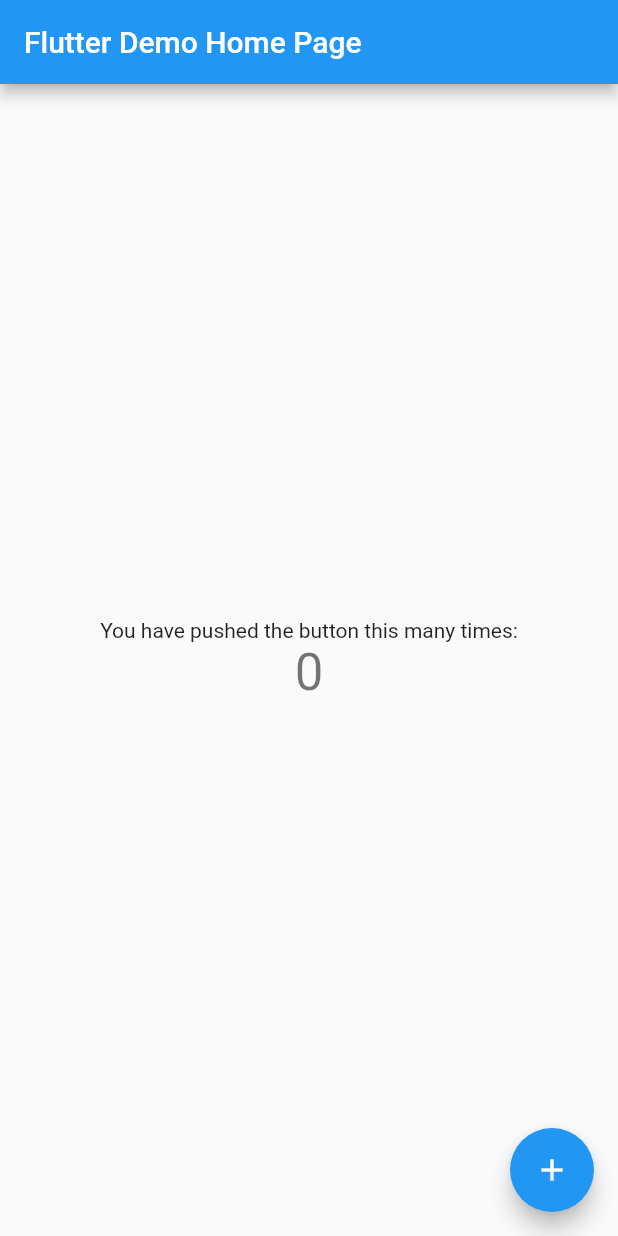
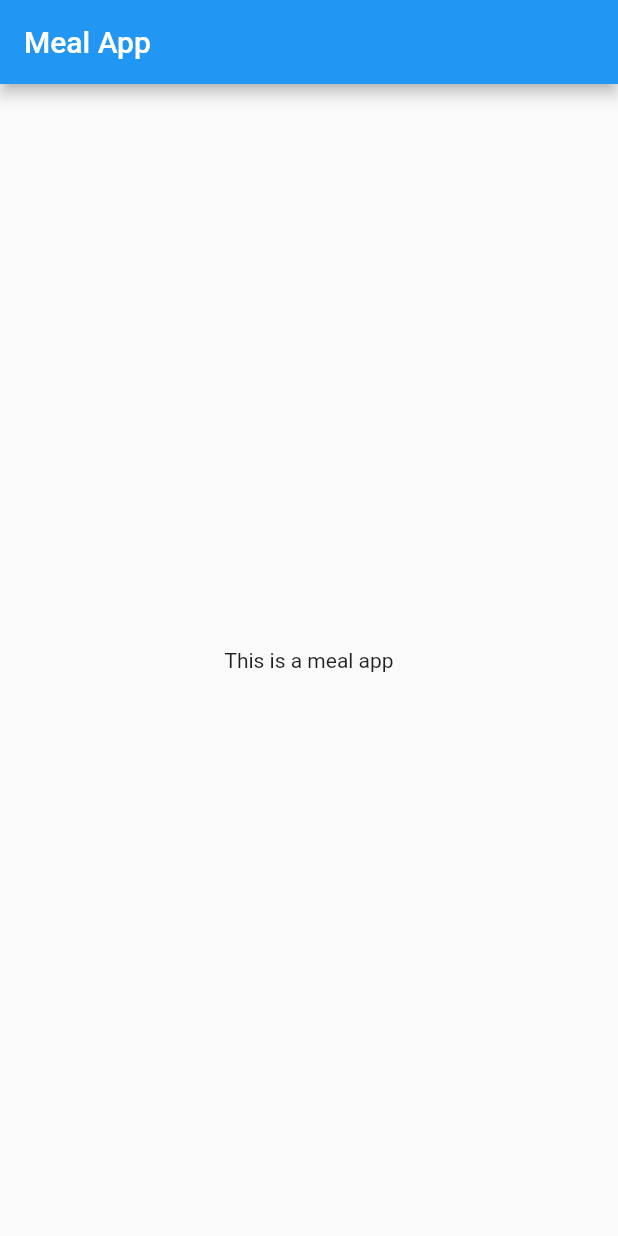
Before and after one commit to flamingdarts/flutter-meal-app, a Flutter app: the screen it shows after launch, on a phone screen of 412 x 824 dp. Run offline on Flutter 3.47's test engine with Material 2 defaults, Android fonts, the phone set to English and light mode, and no system bars.

```diff
--- a/lib/main.dart
+++ b/lib/main.dart
@@ -9,40 +9,18 @@ class MyApp extends StatelessWidget {
   @override
   Widget build(BuildContext context) {
     return MaterialApp(
-      title: 'Flutter Demo',
+      title: 'Meal App',
       theme: ThemeData(
-        // This is the theme of your application.
-        //
-        // Try running your application with "flutter run". You'll see the
-        // application has a blue toolbar. Then, without quitting the app, try
-        // changing the primarySwatch below to Colors.green and then invoke
-        // "hot reload" (press "r" in the console where you ran "flutter run",
-        // or simply save your changes to "hot reload" in a Flutter IDE).
-        // Notice that the counter didn't reset back to zero; the application
-        // is not restarted.
         primarySwatch: Colors.blue,
-        // This makes the visual density adapt to the platform that you run
-        // the app on. For desktop platforms, the controls will be smaller and
-        // closer together (more dense) than on mobile platforms.
         visualDensity: VisualDensity.adaptivePlatformDensity,
       ),
-      home: MyHomePage(title: 'Flutter Demo Home Page'),
+      home: MyHomePage(title: 'Meal App'),
     );
   }
 }
 
 class MyHomePage extends StatefulWidget {
   MyHomePage({Key key, this.title}) : super(key: key);
-
-  // This widget is the home page of your application. It is stateful, meaning
-  // that it has a State object (defined below) that contains fields that affect
-  // how it looks.
-
-  // This class is the configuration for the state. It holds the values (in this
-  // case the title) provided by the parent (in this case the App widget) and
-  // used by the build method of the State. Fields in a Widget subclass are
-  // always marked "final".
-
   final String title;
 
   @override
@@ -50,68 +28,15 @@ class MyHomePage extends StatefulWidget {
 }
 
 class _MyHomePageState extends State<MyHomePage> {
-  int _counter = 0;
-
-  void _incrementCounter() {
-    setState(() {
-      // This call to setState tells the Flutter framework that something has
-      // changed in this State, which causes it to rerun the build method below
-      // so that the display can reflect the updated values. If we changed
-      // _counter without calling setState(), then the build method would not be
-      // called again, and so nothing would appear to happen.
-      _counter++;
-    });
-  }
-
   @override
   Widget build(BuildContext context) {
-    // This method is rerun every time setState is called, for instance as done
-    // by the _incrementCounter method above.
-    //
-    // The Flutter framework has been optimized to make rerunning build methods
-    // fast, so that you can just rebuild anything that needs updating rather
-    // than having to individually change instances of widgets.
     return Scaffold(
       appBar: AppBar(
-        // Here we take the value from the MyHomePage object that was created by
-        // the App.build method, and use it to set our appbar title.
         title: Text(widget.title),
       ),
       body: Center(
-        // Center is a layout widget. It takes a single child and positions it
-        // in the middle of the parent.
-        child: Column(
-          // Column is also a layout widget. It takes a list of children and
-          // arranges them vertically. By default, it sizes itself to fit its
-          // children horizontally, and tries to be as tall as its parent.
-          //
-          // Invoke "debug painting" (press "p" in the console, choose the
-          // "Toggle Debug Paint" action from the Flutter Inspector in Android
-          // Studio, or the "Toggle Debug Paint" command in Visual Studio Code)
-          // to see the wireframe for each widget.
-          //
-          // Column has various properties to control how it sizes itself and
-          // how it positions its children. Here we use mainAxisAlignment to
-          // center the children vertically; the main axis here is the vertical
-          // axis because Columns are vertical (the cross axis would be
-          // horizontal).
-          mainAxisAlignment: MainAxisAlignment.center,
-          children: <Widget>[
-            Text(
-              'You have pushed the button this many times:',
-            ),
-            Text(
-              '$_counter',
-              style: Theme.of(context).textTheme.headline4,
-            ),
-          ],
-        ),
+        child: Text('This is a meal app'),
       ),
-      floatingActionButton: FloatingActionButton(
-        onPressed: _incrementCounter,
-        tooltip: 'Increment',
-        child: Icon(Icons.add),
-      ), // This trailing comma makes auto-formatting nicer for build methods.
     );
   }
 }
```
Also changed, not shown: lib/categories_screen.dart (added, +16 -0 lines), lib/dummy-data.dart (added, +56 -0 lines), lib/models/category.dart (added, +13 -0 lines).
